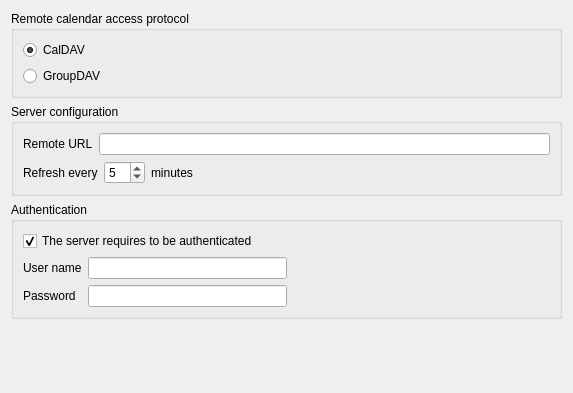
Old version of the form resources/dav/davcalendar/configdialog.ui in the repository KDE/kdepim-runtime.
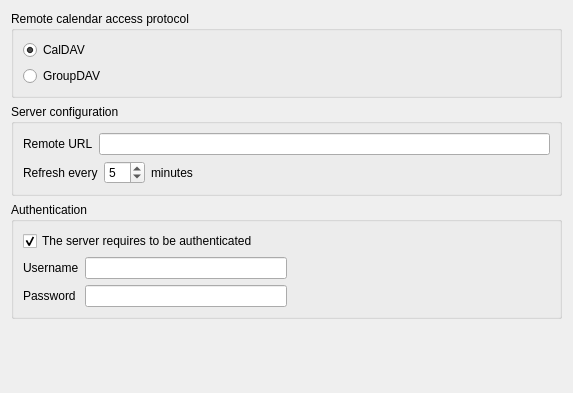
New version of the form. Custom widgets are drawn as their Qt base class.

Commit message:
Proof-reading:
* user name -> username (standard term)
* didn't -> did not (house style)
* an UID -> a UID, as UID begins with a 'y' sound (consonant not vowel) so is prefixed with a rather than an.

The edit to the form file:
```diff
--- a/resources/dav/davcalendar/configdialog.ui
+++ b/resources/dav/davcalendar/configdialog.ui
@@ -175,7 +175,7 @@
              <locale language="English" country="UnitedStates"/>
             </property>
             <property name="text">
-             <string>User name</string>
+             <string>Username</string>
             </property>
            </widget>
           </item>
```
The commit also changes 2 other files.
